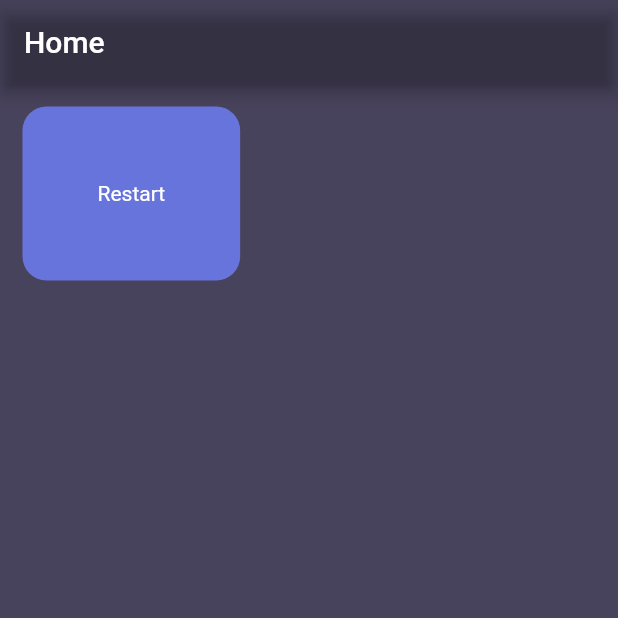
After one commit to TeryakiiSauce/oldbike, a Flutter app: the screen it shows after launch, after a tap on "Skip", on a phone screen of 412 x 824 dp, the top half of it. The commit adds this screen. Run offline on Flutter 3.47's test engine with Material 2 defaults, Android fonts, the phone set to English and light mode, and no system bars.

Commit message:
added base home screen and a button to navigate between the login screen and the home screen (will change in future)

```diff
--- a/lib/main.dart
+++ b/lib/main.dart
@@ -1,4 +1,5 @@
 import 'package:flutter/material.dart';
+import 'package:oldbike/screens/home/home.dart';
 import 'package:oldbike/screens/login-signup/login.dart';
 
 void main() {
@@ -16,7 +17,12 @@ class OldBikeApp extends StatelessWidget {
       theme: ThemeData.dark().copyWith(
         scaffoldBackgroundColor: const Color(0xFF48435C),
       ),
-      home: const LoginScreen(),
+      routes: {
+        '/': (context) => const LoginScreen(),
+        '/home': (context) => const HomeScreen(),
+      },
+      // home: const LoginScreen(),
+      initialRoute: '/',
     );
   }
 }
--- /dev/null
+++ b/lib/screens/home/home.dart
@@ -0,0 +1,33 @@
+import 'package:flutter/material.dart';
+
+class HomeScreen extends StatelessWidget {
+  const HomeScreen({super.key});
+
+  @override
+  Widget build(BuildContext context) {
+    return Scaffold(
+      appBar: AppBar(
+        title: const Text('Home'),
+        backgroundColor: const Color(0x00000000),
+      ),
+      body: SafeArea(
+        child: Column(
+          children: [
+            GestureDetector(
+              onTap: () => Navigator.pushReplacementNamed(context, '/'),
+              child: Container(
+                margin: const EdgeInsets.all(15.0),
+                padding: const EdgeInsets.all(50.0),
+                decoration: BoxDecoration(
+                  color: const Color(0xff6774dc),
+                  borderRadius: BorderRadius.circular(16.0),
+                ),
+                child: const Text('Restart'),
+              ),
+            ),
+          ],
+        ),
+      ),
+    );
+  }
+}
--- a/lib/screens/login-signup/login.dart
+++ b/lib/screens/login-signup/login.dart
@@ -84,14 +84,19 @@ class LoginScreen extends StatelessWidget {
                   ),
                   Row(
                     mainAxisAlignment: MainAxisAlignment.center,
-                    children: const [
-                      Text('Wanna do it up later?'),
-                      SizedBox(
+                    children: [
+                      const Text('Wanna do it up later?'),
+                      const SizedBox(
                         width: 5.0,
                       ),
-                      Text(
-                        'Skip',
-                        style: kAttentionLabelTS,
+                      GestureDetector(
+                        onTap: () {
+                          Navigator.pushReplacementNamed(context, '/home');
+                        },
+                        child: const Text(
+                          'Skip',
+                          style: kAttentionLabelTS,
+                        ),
                       ),
                     ],
                   ),
```
Also changed, not shown: 106 other files.
